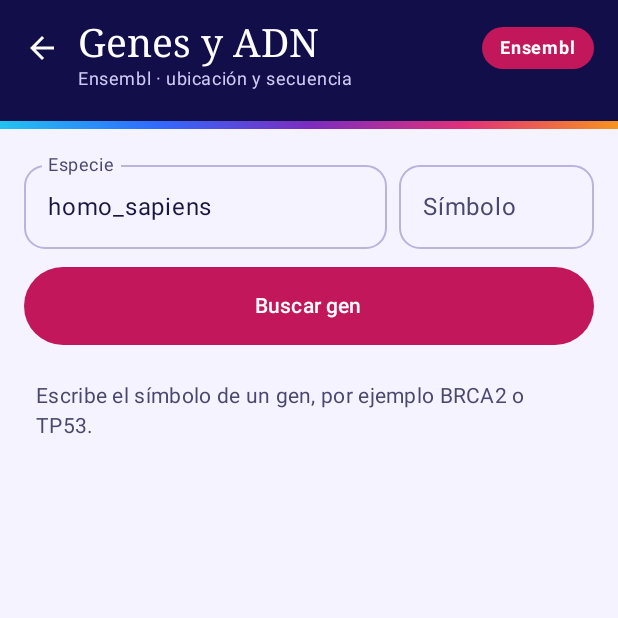
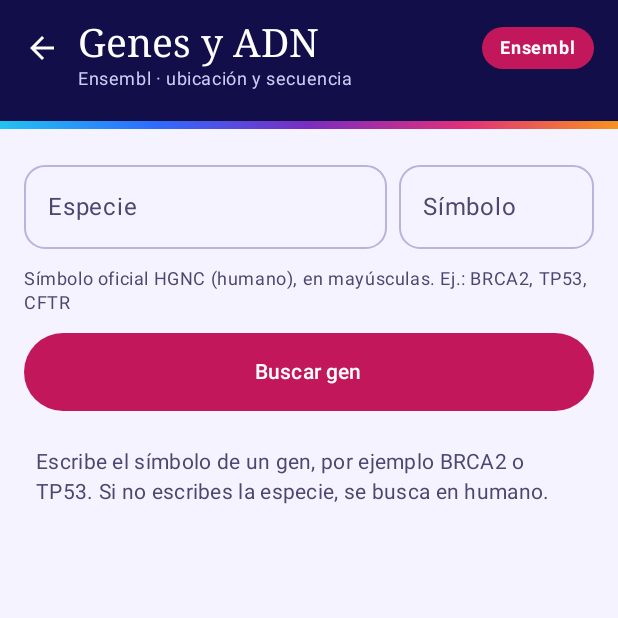
Before and after one commit to Nox4dr1/android-app-API-Practica, an Android app built with Jetpack Compose: the screen it shows after launch (MainActivity), after a tap on "Genes y ADN", on a phone screen of 412 x 824 dp, the top half of it. Run offline under Robolectric (Android 15) with nearby library versions, the phone set to English and light mode, and no system bars.

Commit message:
feat: usa ejemplos transparentes y búsqueda en humano por defecto

```diff
--- a/app/src/main/java/com/example/api_practica/ui/genes/GenesScreen.kt
+++ b/app/src/main/java/com/example/api_practica/ui/genes/GenesScreen.kt
@@ -69,7 +69,7 @@ fun GenesScreen(
     viewModel: GenesViewModel = viewModel()
 ) {
     val estado by viewModel.uiState.collectAsState()
-    var especie by rememberSaveable { mutableStateOf("homo_sapiens") }
+    var especie by rememberSaveable { mutableStateOf("") }
     var simbolo by rememberSaveable { mutableStateOf("") }
     val error = estado.error
     val gen = estado.gen
@@ -91,6 +91,7 @@ fun GenesScreen(
                     value = especie,
                     onValueChange = { especie = it },
                     label = { Text("Especie") },
+                    placeholder = { Text("homo_sapiens", color = EJEMPLO_TRANSPARENTE) },
                     singleLine = true,
                     shape = RoundedCornerShape(14.dp),
                     modifier = Modifier.weight(1f)
@@ -99,12 +100,17 @@ fun GenesScreen(
                     value = simbolo,
                     onValueChange = { simbolo = it },
                     label = { Text("Símbolo") },
-                    placeholder = { Text("BRCA2") },
+                    placeholder = { Text("BRCA2", color = EJEMPLO_TRANSPARENTE) },
                     singleLine = true,
                     shape = RoundedCornerShape(14.dp),
                     modifier = Modifier.width(130.dp)
                 )
             }
+            Text(
+                GlosarioGenes.ayudaSimbolo(especie),
+                style = MaterialTheme.typography.bodySmall,
+                color = TextoSecundario
+            )
             Button(
                 onClick = { viewModel.buscar(especie, simbolo) },
                 colors = ButtonDefaults.buttonColors(containerColor = AcentoEnsembl),
@@ -132,7 +138,7 @@ fun GenesScreen(
                 )
             }
             else -> Text(
-                "Escribe el símbolo de un gen, por ejemplo BRCA2 o TP53.",
+                "Escribe el símbolo de un gen, por ejemplo BRCA2 o TP53. Si no escribes la especie, se busca en humano.",
                 modifier = Modifier.padding(24.dp),
                 style = MaterialTheme.typography.bodyMedium,
                 color = TextoSecundario
@@ -334,6 +340,8 @@ private fun TarjetaSecuencia(secuencia: Secuencia) {
 
 /** Cuántas bases se muestran antes de tocar "Ver completa". */
 private const val BASES_VISTA_PREVIA = 300
+/** Color de los textos de ejemplo dentro de los campos: el gris del tema, semitransparente. */
+private val EJEMPLO_TRANSPARENTE = TextoSecundario.copy(alpha = 0.55f)
 
 @Preview(showBackground = true)
 @Composable
```
Also changed, not shown: app/src/main/java/com/example/api_practica/ui/genes/GenesViewModel.kt (+9 -4 lines).
